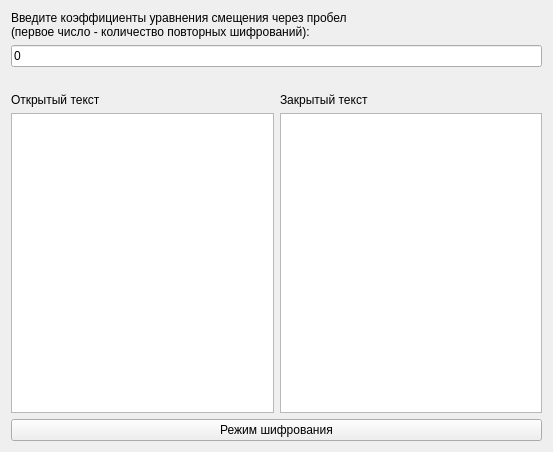
Above: IBLab1/g.ui from OverLeo007/IBLabs before the change. Below: the same form after it.
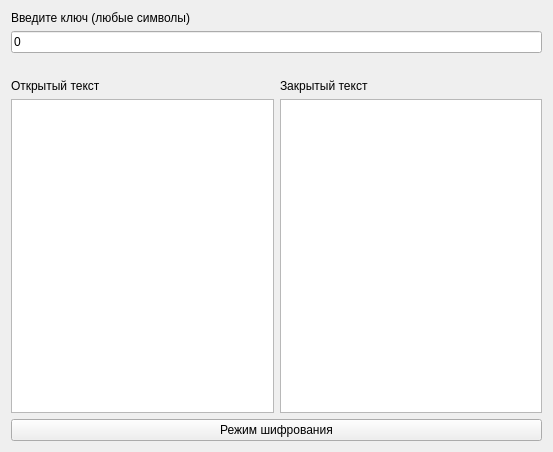
That is the form after the change.

The edit to the form file:
```diff
--- a/IBLab1/g.ui
+++ b/IBLab1/g.ui
@@ -19,8 +19,7 @@
      <item>
       <widget class="QLabel" name="coeffsLabel">
        <property name="text">
-        <string>Введите коэффициенты уравнения смещения через пробел
-(первое число - количество повторных шифрований):</string>
+        <string>Введите ключ (любые символы)</string>
        </property>
       </widget>
      </item>
```
Left out of the diff: 7 changed lines with no effect on the pictures.
